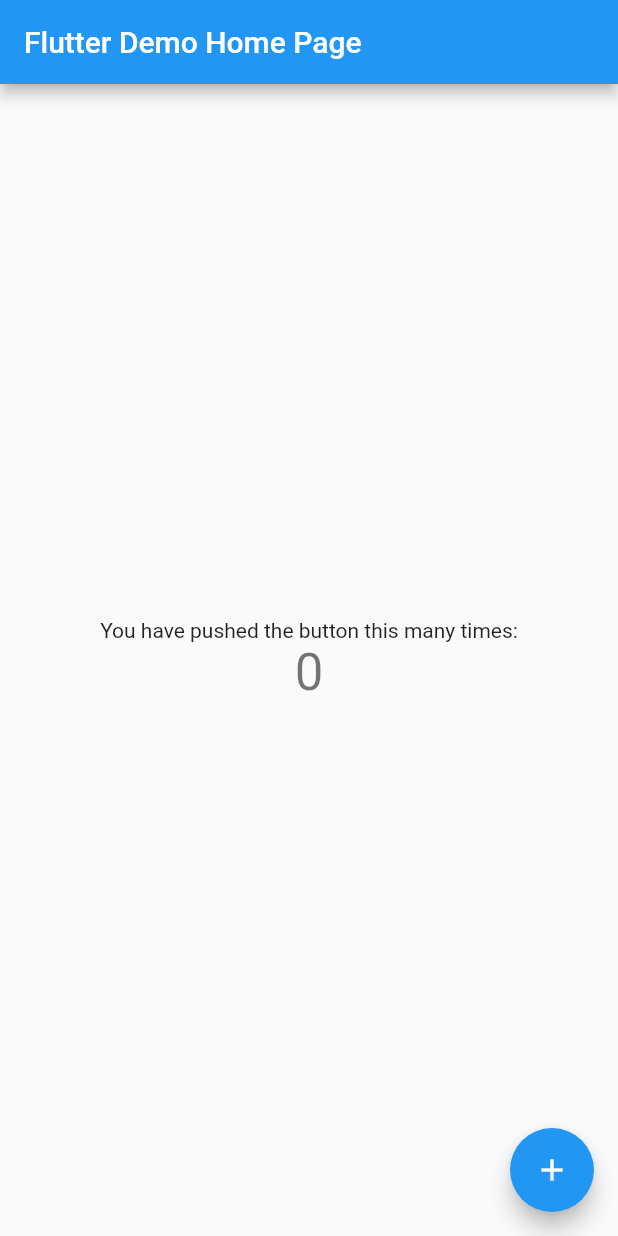
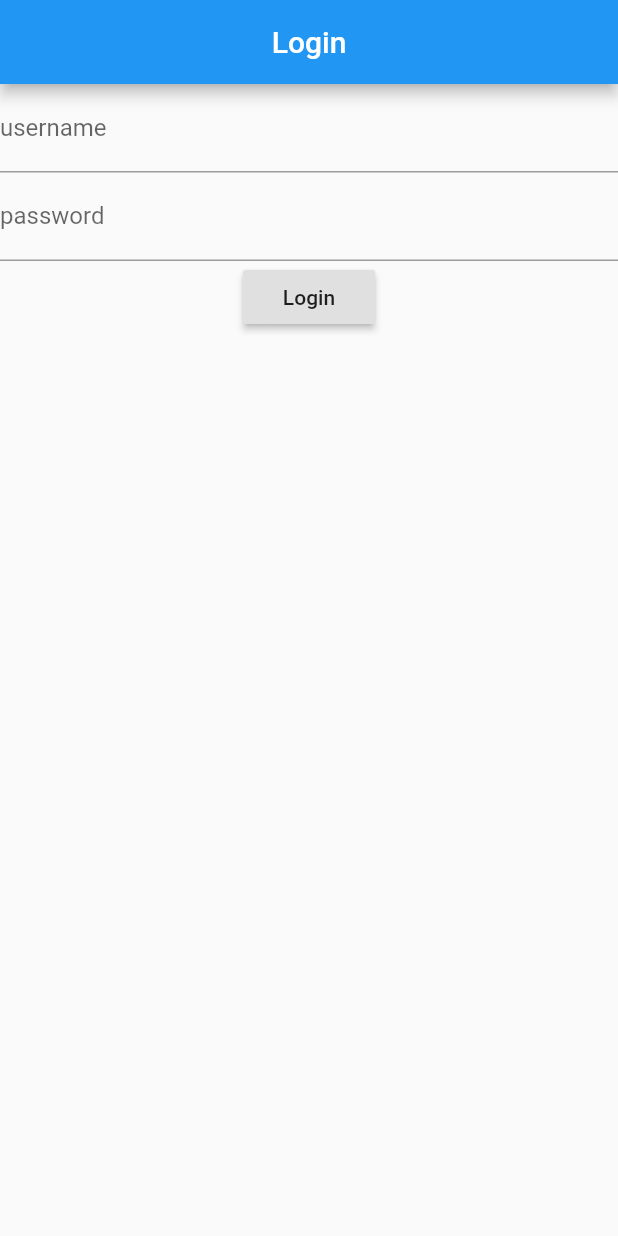
Before and after one commit to arifikhsan/flutter_bloc_login, a Flutter app: the screen it shows after launch, on a phone screen of 412 x 824 dp. Run offline on Flutter 3.47's test engine with Material 2 defaults, Android fonts, the phone set to English and light mode, and no system bars; our stand-ins replace bloc, equatable, flutter_bloc.

Commit message:
login done

```diff
--- /dev/null
+++ b/lib/infrastructure/authentication/bloc/authentication_bloc.dart
@@ -0,0 +1,43 @@
+import 'dart:async';
+
+import 'package:bloc/bloc.dart';
+import 'package:equatable/equatable.dart';
+import 'package:flutter/foundation.dart';
+import 'package:flutter_bloc_login/repository/user_repository.dart';
+
+part 'authentication_event.dart';
+part 'authentication_state.dart';
+
+class AuthenticationBloc
+    extends Bloc<AuthenticationEvent, AuthenticationState> {
+  final UserRepostitory userRepostitory;
+
+  AuthenticationBloc({
+    @required this.userRepostitory,
+  }) : assert(userRepostitory != null);
+
+  @override
+  AuthenticationState get initialState => AuthenticationUninitialized();
+
+  @override
+  Stream<AuthenticationState> mapEventToState(
+    AuthenticationEvent event,
+  ) async* {
+    if (event is AppStarted) {
+      final bool hasToken = await userRepostitory.hasToken();
+      if (hasToken) {
+        yield AuthenticationAuthenticated();
+      } else {
+        yield AuthenticationUnauthenticated();
+      }
+    } else if (event is LoggedIn) {
+      yield AuthenticationLoading();
+      await userRepostitory.persistToken(event.token);
+      yield AuthenticationAuthenticated();
+    } else if (event is LoggedOut) {
+      yield AuthenticationLoading();
+      await userRepostitory.deleteToken();
+      yield AuthenticationUnauthenticated();
+    }
+  }
+}
--- /dev/null
+++ b/lib/infrastructure/authentication/bloc/authentication_event.dart
@@ -0,0 +1,24 @@
+part of 'authentication_bloc.dart';
+
+abstract class AuthenticationEvent extends Equatable {
+  const AuthenticationEvent();
+
+  @override
+  List<Object> get props => [];
+}
+
+class AppStarted extends AuthenticationEvent {}
+
+class LoggedIn extends AuthenticationEvent {
+  final String token;
+
+  const LoggedIn({@required this.token});
+
+  @override
+  List<Object> get props => [token];
+
+  @override
+  String toString() => 'LoggedIn { token: $token }';
+}
+
+class LoggedOut extends AuthenticationEvent {}
--- /dev/null
+++ b/lib/infrastructure/authentication/bloc/authentication_state.dart
@@ -0,0 +1,13 @@
+part of 'authentication_bloc.dart';
+
+abstract class AuthenticationState extends Equatable {
+  const AuthenticationState();
+
+  @override
+  List<Object> get props => [];
+}
+
+class AuthenticationUninitialized extends AuthenticationState {}
+class AuthenticationAuthenticated extends AuthenticationState {}
+class AuthenticationUnauthenticated extends AuthenticationState {}
+class AuthenticationLoading extends AuthenticationState {}
--- /dev/null
+++ b/lib/infrastructure/login/bloc/login_bloc.dart
@@ -0,0 +1,43 @@
+import 'dart:async';
+
+import 'package:bloc/bloc.dart';
+import 'package:equatable/equatable.dart';
+import 'package:flutter_bloc_login/infrastructure/authentication/bloc/authentication_bloc.dart';
+import 'package:flutter_bloc_login/repository/user_repository.dart';
+import 'package:meta/meta.dart';
+
+part 'login_event.dart';
+part 'login_state.dart';
+
+class LoginBloc extends Bloc<LoginEvent, LoginState> {
+  final UserRepostitory userRepostitory;
+  final AuthenticationBloc authenticationBloc;
+
+  LoginBloc({
+    @required this.userRepostitory,
+    @required this.authenticationBloc,
+  })  : assert(userRepostitory != null),
+        assert(authenticationBloc != null);
+
+  @override
+  LoginState get initialState => LoginInitial();
+
+  @override
+  Stream<LoginState> mapEventToState(
+    LoginEvent event,
+  ) async* {
+    if (event is LoginButtonPressed) {
+      yield LoginLoading();
+      try {
+        final token = await userRepostitory.authenticate(
+          username: event.username,
+          password: event.password,
+        );
+        authenticationBloc.add(LoggedIn(token: token));
+        yield LoginInitial();
+      } catch (error) {
+        yield LoginFailure(error: error.toString());
+      }
+    }
+  }
+}
--- /dev/null
+++ b/lib/infrastructure/login/bloc/login_event.dart
@@ -0,0 +1,22 @@
+part of 'login_bloc.dart';
+
+abstract class LoginEvent extends Equatable {
+  const LoginEvent();
+}
+
+class LoginButtonPressed extends LoginEvent {
+  final String username;
+  final String password;
+
+  LoginButtonPressed({
+    @required this.username,
+    @required this.password,
+  });
+
+  @override
+  List<Object> get props => [username, password];
+
+  @override
+  String toString() =>
+      'LoginButtonPressed { username: $username, password: $password }';
+}
--- /dev/null
+++ b/lib/infrastructure/login/bloc/login_state.dart
@@ -0,0 +1,26 @@
+part of 'login_bloc.dart';
+
+abstract class LoginState extends Equatable {
+  const LoginState();
+
+  @override
+  List<Object> get props => [];
+}
+
+class LoginInitial extends LoginState {}
+
+class LoginLoading extends LoginState {}
+
+class LoginFailure extends LoginState {
+  final String error;
+
+  LoginFailure({
+    @required this.error,
+  });
+
+  @override
+  List<Object> get props => [error];
+
+  @override
+  String toString() => 'LoginFailure { error: $error }';
+}
--- a/lib/main.dart
+++ b/lib/main.dart
@@ -1,111 +1,58 @@
 import 'package:flutter/material.dart';
+import 'package:flutter_bloc/flutter_bloc.dart';
+import 'package:flutter_bloc_login/delegate/simple_bloc_delegate.dart';
+import 'package:flutter_bloc_login/infrastructure/authentication/bloc/authentication_bloc.dart';
+import 'package:flutter_bloc_login/page/home_page.dart';
+import 'package:flutter_bloc_login/page/login_page.dart';
+import 'package:flutter_bloc_login/page/splash_page.dart';
+import 'package:flutter_bloc_login/page/widget/loading_indicator_widget.dart';
+import 'package:flutter_bloc_login/repository/user_repository.dart';
 
-void main() => runApp(MyApp());
+void main() {
+  BlocSupervisor.delegate = SimpleBlocDelegate();
+  runApp(MyApp());
+}
 
 class MyApp extends StatelessWidget {
-  // This widget is the root of your application.
+  final userRepostitory = UserRepostitory();
+
   @override
   Widget build(BuildContext context) {
-    return MaterialApp(
-      title: 'Flutter Demo',
-      theme: ThemeData(
-        // This is the theme of your application.
-        //
-        // Try running your application with "flutter run". You'll see the
-        // application has a blue toolbar. Then, without quitting the app, try
-        // changing the primarySwatch below to Colors.green and then invoke
-        // "hot reload" (press "r" in the console where you ran "flutter run",
-        // or simply save your changes to "hot reload" in a Flutter IDE).
-        // Notice that the counter didn't reset back to zero; the application
-        // is not restarted.
-        primarySwatch: Colors.blue,
-      ),
-      home: MyHomePage(title: 'Flutter Demo Home Page'),
+    return BlocProvider<AuthenticationBloc>(
+      create: (context) {
+        return AuthenticationBloc(userRepostitory: userRepostitory)
+          ..add(AppStarted());
+      },
+      child: App(userRepostitory: userRepostitory),
     );
   }
 }
 
-class MyHomePage extends StatefulWidget {
-  MyHomePage({Key key, this.title}) : super(key: key);
+class App extends StatelessWidget {
+  final UserRepostitory userRepostitory;
 
-  // This widget is the home page of your application. It is stateful, meaning
-  // that it has a State object (defined below) that contains fields that affect
-  // how it looks.
-
-  // This class is the configuration for the state. It holds the values (in this
-  // case the title) provided by the parent (in this case the App widget) and
-  // used by the build method of the State. Fields in a Widget subclass are
-  // always marked "final".
-
-  final String title;
-
-  @override
-  _MyHomePageState createState() => _MyHomePageState();
-}
-
-class _MyHomePageState extends State<MyHomePage> {
-  int _counter = 0;
-
-  void _incrementCounter() {
-    setState(() {
-      // This call to setState tells the Flutter framework that something has
-      // changed in this State, which causes it to rerun the build method below
-      // so that the display can reflect the updated values. If we changed
-      // _counter without calling setState(), then the build method would not be
-      // called again, and so nothing would appear to happen.
-      _counter++;
-    });
-  }
+  const App({
+    Key key,
+    this.userRepostitory,
+  }) : super(key: key);
 
   @override
   Widget build(BuildContext context) {
-    // This method is rerun every time setState is called, for instance as done
-    // by the _incrementCounter method above.
-    //
-    // The Flutter framework has been optimized to make rerunning build methods
-    // fast, so that you can just rebuild anything that needs updating rather
-    // than having to individually change instances of widgets.
-    return Scaffold(
-      appBar: AppBar(
-        // Here we take the value from the MyHomePage object that was created by
-        // the App.build method, and use it to set our appbar title.
-        title: Text(widget.title),
+    return MaterialApp(
+      home: BlocBuilder<AuthenticationBloc, AuthenticationState>(
+        builder: (context, state) {
+          if (state is AuthenticationUninitialized) {
+            return SplashPage();
+          } else if (state is AuthenticationAuthenticated) {
+            return HomePage();
+          } else if (state is AuthenticationUnauthenticated) {
+            return LoginPage(userRepostitory: userRepostitory);
+          } else if (state is AuthenticationLoading) {
+            return LoadingIndicator();
+          }
+          return LoadingIndicator();
+        },
       ),
-      body: Center(
-        // Center is a layout widget. It takes a single child and positions it
-        // in the middle of the parent.
-        child: Column(
-          // Column is also a layout widget. It takes a list of children and
-          // arranges them vertically. By default, it sizes itself to fit its
-          // children horizontally, and tries to be as tall as its parent.
-          //
-          // Invoke "debug painting" (press "p" in the console, choose the
-          // "Toggle Debug Paint" action from the Flutter Inspector in Android
-          // Studio, or the "Toggle Debug Paint" command in Visual Studio Code)
-          // to see the wireframe for each widget.
-          //
-          // Column has various properties to control how it sizes itself and
-          // how it positions its children. Here we use mainAxisAlignment to
-          // center the children vertically; the main axis here is the vertical
-          // axis because Columns are vertical (the cross axis would be
-          // horizontal).
-          mainAxisAlignment: MainAxisAlignment.center,
-          children: <Widget>[
-            Text(
-              'You have pushed the button this many times:',
-            ),
-            Text(
-              '$_counter',
-              style: Theme.of(context).textTheme.display1,
-            ),
-          ],
-        ),
-      ),
-      floatingActionButton: FloatingActionButton(
-        onPressed: _incrementCounter,
-        tooltip: 'Increment',
-        child: Icon(Icons.add),
-      ), // This trailing comma makes auto-formatting nicer for build methods.
     );
   }
 }
--- /dev/null
+++ b/lib/page/login_page.dart
@@ -0,0 +1,35 @@
+import 'package:flutter/material.dart';
+import 'package:flutter_bloc/flutter_bloc.dart';
+import 'package:flutter_bloc_login/infrastructure/authentication/bloc/authentication_bloc.dart';
+import 'package:flutter_bloc_login/infrastructure/login/bloc/login_bloc.dart';
+import 'package:flutter_bloc_login/page/widget/login_form_widget.dart';
+import 'package:flutter_bloc_login/repository/user_repository.dart';
+
+class LoginPage extends StatelessWidget {
+  final UserRepostitory userRepostitory;
+
+  const LoginPage({
+    Key key,
+    @required this.userRepostitory,
+  })  : assert(userRepostitory != null),
+        super(key: key);
+
+  @override
+  Widget build(BuildContext context) {
+    return Scaffold(
+      appBar: AppBar(
+        title: Text('Login'),
+        centerTitle: true,
+      ),
+      body: BlocProvider(
+        create: (context) {
+          return LoginBloc(
+            userRepostitory: userRepostitory,
+            authenticationBloc: BlocProvider.of<AuthenticationBloc>(context),
+          );
+        },
+        child: LoginFormWidget(),
+      ),
+    );
+  }
+}
--- /dev/null
+++ b/lib/page/widget/login_form_widget.dart
@@ -0,0 +1,69 @@
+import 'package:flutter/material.dart';
+import 'package:flutter_bloc/flutter_bloc.dart';
+import 'package:flutter_bloc_login/infrastructure/login/bloc/login_bloc.dart';
+
+class LoginFormWidget extends StatefulWidget {
+  @override
+  _LoginFormWidgetState createState() => _LoginFormWidgetState();
+}
+
+class _LoginFormWidgetState extends State<LoginFormWidget> {
+  final _usernameController = TextEditingController();
+  final _passwordController = TextEditingController();
+
+  _onLoginButtonPressed() {
+    BlocProvider.of<LoginBloc>(context).add(LoginButtonPressed(
+      username: _usernameController.text,
+      password: _passwordController.text,
+    ));
+  }
+
+  @override
+  Widget build(BuildContext context) {
+    return BlocListener<LoginBloc, LoginState>(
+      listener: (context, state) {
+        if (state is LoginFailure) {
+          Scaffold.of(context).showSnackBar(
+            SnackBar(
+              content: Text('${state.error}'),
+              backgroundColor: Colors.red,
+            ),
+          );
+        }
+      },
+      child: BlocBuilder<LoginBloc, LoginState>(
+        builder: (context, state) {
+          return Form(
+            child: Column(
+              children: <Widget>[
+                TextFormField(
+                  decoration: InputDecoration(
+                    labelText: 'username',
+                  ),
+                  controller: _usernameController,
+                ),
+                TextFormField(
+                  decoration: InputDecoration(
+                    labelText: 'password',
+                  ),
+                  controller: _passwordController,
+                  obscureText: true,
+                ),
+                RaisedButton(
+                  child: Text('Login'),
+                  onPressed:
+                      state is! LoginLoading ? _onLoginButtonPressed : null,
+                ),
+                Container(
+                  child: state is LoginLoading
+                      ? CircularProgressIndicator()
+                      : null,
+                )
+              ],
+            ),
+          );
+        },
+      ),
+    );
+  }
+}
--- /dev/null
+++ b/lib/repository/user_repository.dart
@@ -0,0 +1,34 @@
+import 'package:flutter/foundation.dart';
+
+class UserRepostitory {
+  Future<String> authenticate({
+    @required String username,
+    @required String password,
+  }) async {
+    print(username);
+    print(password);
+    await Future.delayed(Duration(seconds: 1));
+    if (username == 'admin' && password == '123456') {
+      return 'token';
+    }
+    throw Exception('username: admin, pass: 123456');
+  }
+
+  Future<void> deleteToken() async {
+    /// delete from keystore/keychain
+    await Future.delayed(Duration(seconds: 1));
+    return;
+  }
+
+  Future<void> persistToken(String token) async {
+    /// write to keystore/keychain
+    await Future.delayed(Duration(seconds: 1));
+    return;
+  }
+
+  Future<bool> hasToken() async {
+    /// read from keystore/keychain
+    await Future.delayed(Duration(seconds: 1));
+    return false;
+  }
+}
```
Also changed, not shown: lib/delegate/simple_bloc_delegate.dart (added, +21 -0 lines), lib/page/home_page.dart (added, +24 -0 lines), lib/page/splash_page.dart (added, +12 -0 lines), lib/page/widget/loading_indicator_widget.dart (added, +10 -0 lines), pubspec.yaml (+3 -6 lines), pubspec.lock, 1 other file.
